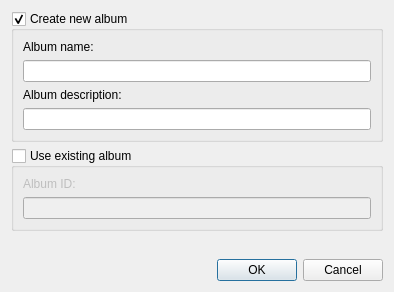
This is CreateAlbumDialog.ui in vulevu121/PhotosUploader as Qt 5 draws it before an edit. The edited form follows.
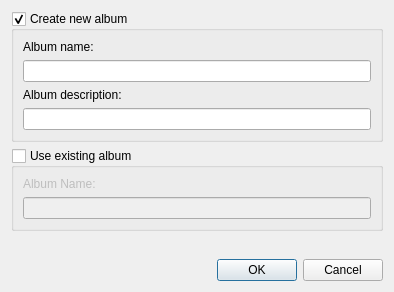
This is the edited form.

The edit to the form file:
```diff
--- a/CreateAlbumDialog.ui
+++ b/CreateAlbumDialog.ui
@@ -61,7 +61,7 @@
       <item>
        <widget class="QLabel" name="label_3">
         <property name="text">
-         <string>Album ID:</string>
+         <string>Album Name:</string>
         </property>
        </widget>
       </item>
```
Left out of the diff: 2 changed lines with no effect on the pictures.
